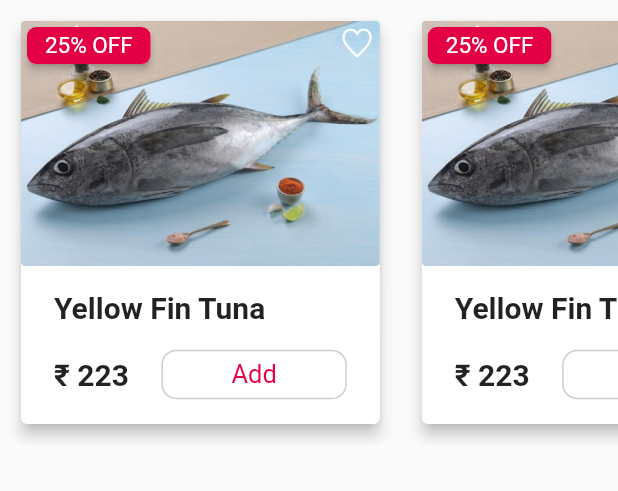
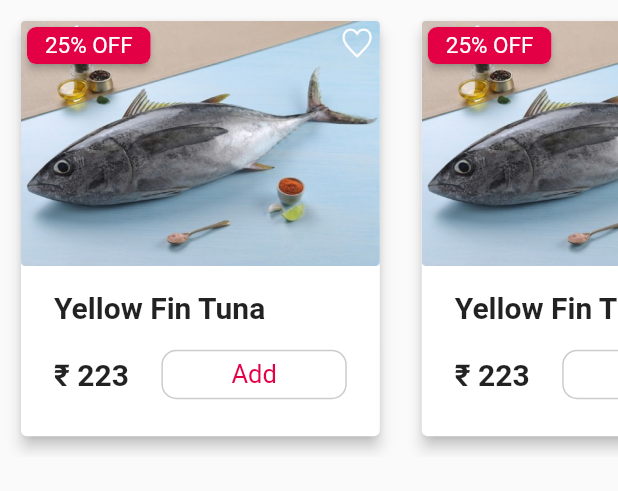
Before and after one commit to nikshit-chauhan/Sheegr, a Flutter app: the RelatedProductsWidget widget shown alone on an empty page, opened directly, on a phone screen of 412 x 824 dp. Shown: the top 491 px of the screen. Run offline on Flutter 3.47's test engine with Material 2 defaults, Android fonts, the phone set to English and light mode, and no system bars; drawn by our look-alikes of auto_size_text; our stand-ins replace connectivity_plus, dots_indicator, dotted_line, firebase_auth, firebase_core, get and 3 more; missing offline and left inert: app_settings; accounts and stored records are empty; Roboto replaces fonts that are missing (PoppinsRegular).

Commit message:
fix: overflow on relateditem

```diff
--- a/lib/Utils/Widgets/ItemInformation/related_products_widget.dart
+++ b/lib/Utils/Widgets/ItemInformation/related_products_widget.dart
@@ -11,7 +11,7 @@ class RelatedProductsWidget extends StatelessWidget {
   Widget build(BuildContext context) {
     return SizedBox(
       // height: 310,
-      height: MediaQuery.of(context).size.height * 0.36,
+      height: MediaQuery.of(context).size.height * 0.37,
 
       child: ListView.builder(
         scrollDirection: Axis.horizontal,
```
